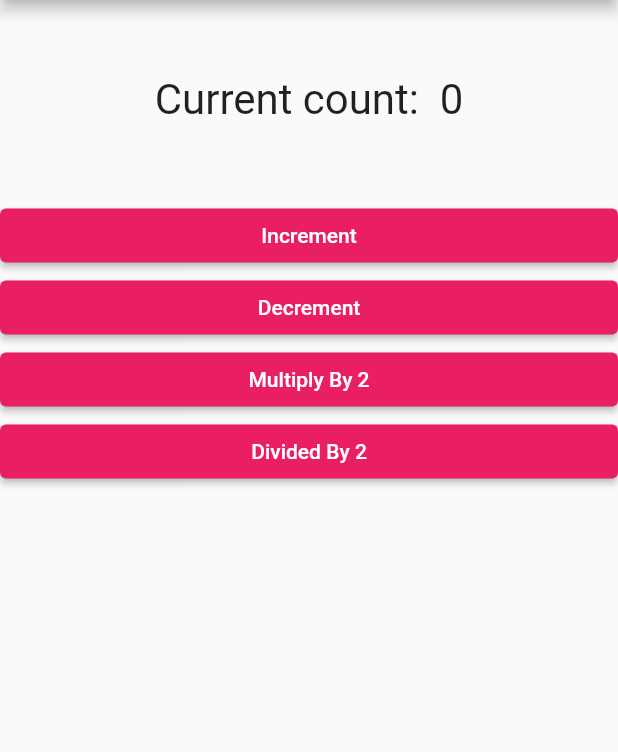
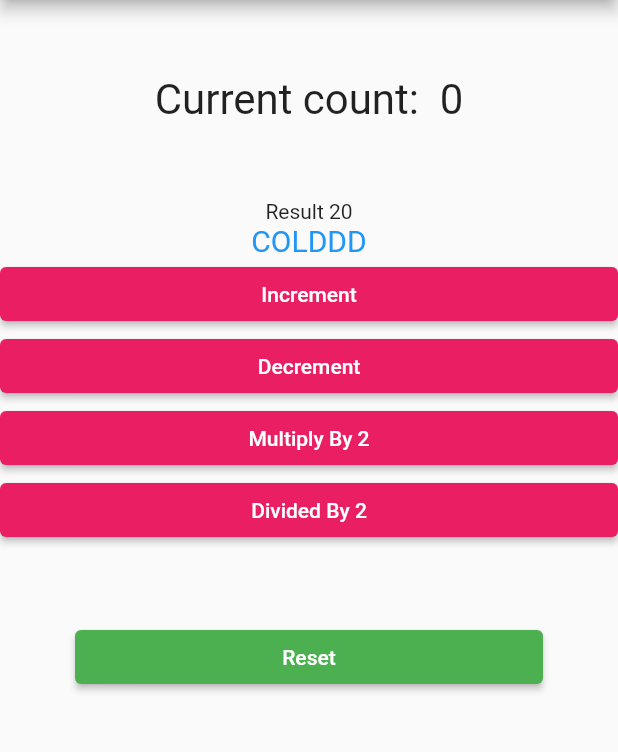
Before and after one commit to Tris-909/Flutter, a Flutter app: the screen it shows after launch, on a phone screen of 412 x 824 dp, the part 84-836 px from its top. Run offline on Flutter 3.47's test engine with Material 2 defaults, Android fonts, the light colour scheme and no system bars.

Commit message:
(11) Learning about getter, display widget conditionally, how to generate a random number

```diff
--- a/flutter_basics/lib/button.dart
+++ b/flutter_basics/lib/button.dart
@@ -1,8 +1,8 @@
 import 'package:flutter/material.dart';
 
 class Button extends StatelessWidget {
-  final Function handler;
-  final String text;
+  final Function? handler;
+  final String? text;
 
   Button({this.handler, this.text});
 
@@ -10,9 +10,9 @@ class Button extends StatelessWidget {
   Widget build(BuildContext context) {
     return Container(
       child: ElevatedButton(
-        onPressed: handler,
+        onPressed: () => handler!(),
         child: Text(
-          text,
+          text!,
           style: TextStyle(color: Colors.white),
         ),
         style: ButtonStyle(
--- a/flutter_basics/lib/main.dart
+++ b/flutter_basics/lib/main.dart
@@ -1,3 +1,5 @@
+import 'dart:math';
+
 import 'package:flutter/material.dart';
 import './placeholder.dart';
 import './button.dart';
@@ -12,14 +14,13 @@ class MyApp extends StatefulWidget {
 }
 
 class _MyAppState extends State<MyApp> {
-  var _count = 0 as num;
-  var listOfButtons = [
+  num _count = 0;
+  int result = 0;
+  final listOfButtons = [
     {"text": "Increment"},
-    {
-      "text": "Decrement",
-    },
+    {"text": "Decrement"},
     {"text": "Multiply By 2"},
-    {"text": "Divided By 2"}
+    {"text": "Divided By 2"},
   ];
 
   void _increment() {
@@ -58,6 +59,34 @@ class _MyAppState extends State<MyApp> {
     }
   }
 
+  void initState() {
+    super.initState();
+    setState(() {
+      result = new Random().nextInt(100);
+    });
+  }
+
+  resetAppState() {
+    setState(() {
+      _count = 0;
+      result = new Random().nextInt(100);
+    });
+  }
+
+  String get getEmotion {
+    var emotion;
+    if (_count > 50) {
+      emotion = "SUPAR HOT";
+    } else if (_count <= 50 && _count > 0) {
+      emotion = "MEH";
+    } else if (_count <= 0 && _count >= -10) {
+      emotion = "COLDDD";
+    } else {
+      emotion = "...";
+    }
+    return emotion;
+  }
+
   @override
   Widget build(BuildContext context) {
     return MaterialApp(
@@ -66,11 +95,31 @@ class _MyAppState extends State<MyApp> {
         body: Column(
           children: [
             Counter(text: "Current count: ", counter: _count),
+            Text("Result $result"),
+            if (_count == result)
+              Text(
+                "YOU WIN",
+                style: TextStyle(fontSize: 28, color: Colors.red),
+              ),
+            Text(getEmotion,
+                style: TextStyle(fontSize: 20, color: Colors.blue)),
             ...listOfButtons
                 .map((button) => new Button(
                     handler: () => decideButtonFunc(button["text"]),
-                    text: button["text"]))
-                .toList()
+                    text: button["text"] as String))
+                .toList(),
+            Container(
+              child: ElevatedButton(
+                onPressed: resetAppState,
+                child: Text("Reset"),
+                style: ButtonStyle(
+                  backgroundColor:
+                      MaterialStateProperty.all<Color>(Colors.green),
+                ),
+              ),
+              width: double.infinity,
+              margin: EdgeInsets.all(50),
+            )
           ],
         ),
       ),
--- a/flutter_basics/lib/placeholder.dart
+++ b/flutter_basics/lib/placeholder.dart
@@ -1,8 +1,8 @@
 import 'package:flutter/material.dart';
 
 class Counter extends StatelessWidget {
-  final num counter;
-  final String text;
+  final num? counter;
+  final String? text;
 
   Counter({this.counter, this.text});
 
--- a/flutter_basics/pubspec.yaml
+++ b/flutter_basics/pubspec.yaml
@@ -18,7 +18,7 @@ publish_to: "none" # Remove this line if you wish to publish to pub.dev
 version: 1.0.0+1
 
 environment:
-  sdk: ">=2.11.0 <3.0.0"
+  sdk: ">=2.12.0 <3.0.0"
 
 dependencies:
   flutter:
```
